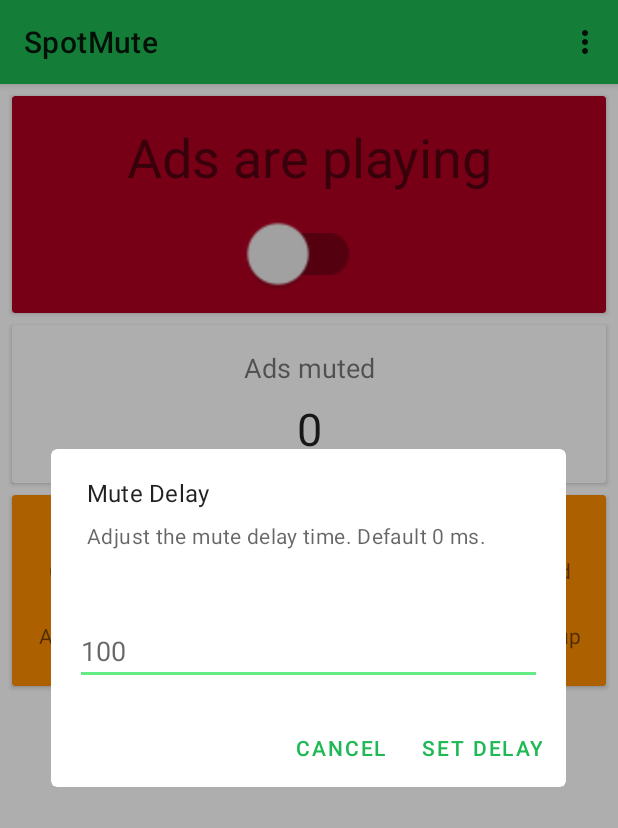
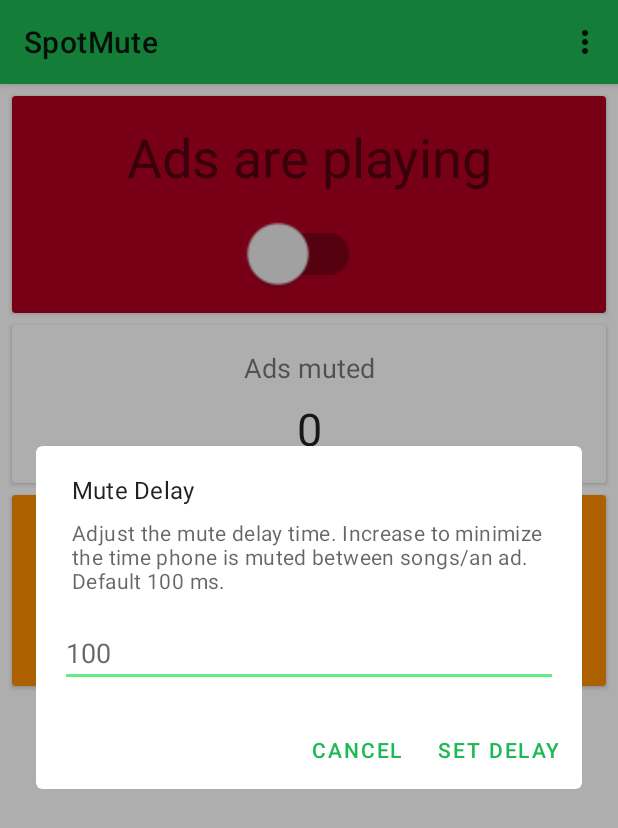
Before and after one commit to samu-developments/SpotMute, an Android app: the screen it shows after launch (MainActivity), in the options menu, after a tap on "Mute delay", on a phone screen of 412 x 824 dp. Shown: the top 828 px of the screen. Run offline under Robolectric (Android 15) with nearby library versions, the phone set to English and light mode, and no system bars; libraries missing offline, so code that uses them is left out: com.g00fy2.versioncompare, dev.doubledot.doki; 3 statements that could not run were skipped.

Commit message:
Give some updated suggestions

```diff
--- a/app/src/main/res/values/strings.xml
+++ b/app/src/main/res/values/strings.xml
@@ -40,12 +40,12 @@
     <string name="dialog_lite_negative">Exit</string>
 
     <string name="dialog_delay_unmute_title">Unmute Delay</string>
-    <string name="dialog_delay_unmute_message">Adjust the unmute delay time, in case you hear the last part of an ad. Increase to fix. Default 1500 ms.</string>
+    <string name="dialog_delay_unmute_message">Adjust the unmute delay time, in case you hear the last part of an ad. Increase to fix. If you have a newer phone you could try with 800 ms to minimize it. Default 1500 ms.</string>
     <string name="dialog_delay_unmute_negative">Cancel</string>
     <string name="dialog_delay_unmute_positive">Set delay</string>
 
     <string name="dialog_delay_mute_title">Mute Delay</string>
-    <string name="dialog_delay_mute_message">Adjust the mute delay time. Default 0 ms.</string>
+    <string name="dialog_delay_mute_message">Adjust the mute delay time. Increase to minimize the time phone is muted between songs/an ad. Default 100 ms.</string>
     <string name="dialog_delay_mute_negative">Cancel</string>
     <string name="dialog_delay_mute_positive">Set delay</string>
 
```
